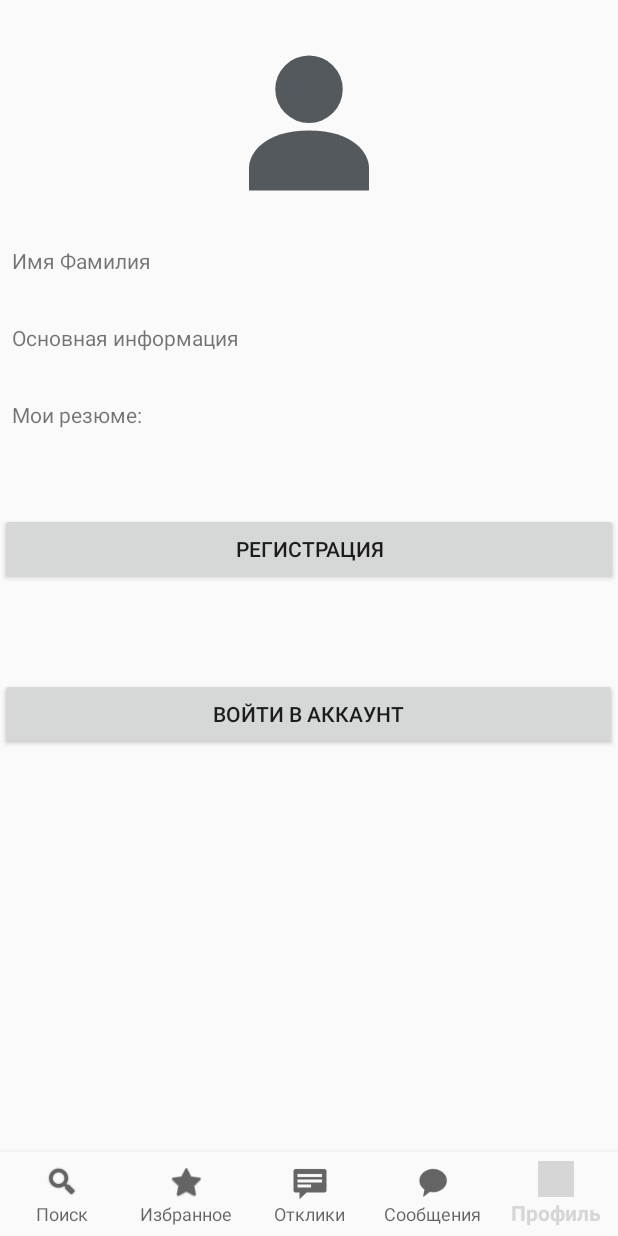
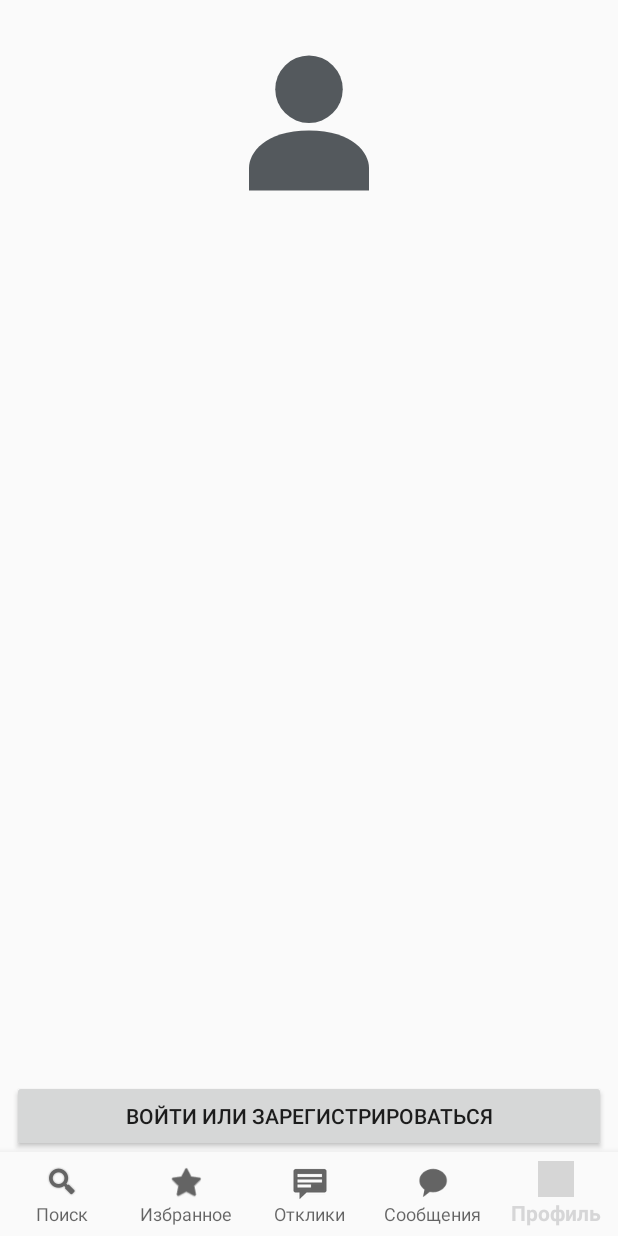
Before and after one commit to developerfromua/FindWorkApp, an Android app: the screen it shows after launch (WorkActivity), item 5 of the bottom bar chosen, on a phone screen of 412 x 824 dp. Run offline under Robolectric (Android 15) with nearby library versions, the phone set to English and light mode, and no system bars; our stand-ins replace Firebase (no records; nobody signed in at launch, a user with empty details on screens opened directly), navigation-ui; grey boxes are pictures that could not be loaded.

```diff
--- /dev/null
+++ b/app/src/main/java/com/rsoftware/findworkapp/ProfileAdapter.java
@@ -0,0 +1,86 @@
+package com.rsoftware.findworkapp;
+
+import android.util.Log;
+import android.view.LayoutInflater;
+import android.view.View;
+import android.view.ViewGroup;
+import android.widget.TextView;
+
+import androidx.annotation.NonNull;
+import androidx.recyclerview.widget.RecyclerView;
+
+import com.google.android.gms.tasks.OnCompleteListener;
+import com.google.android.gms.tasks.Task;
+import com.google.firebase.auth.FirebaseAuth;
+import com.google.firebase.firestore.DocumentReference;
+import com.google.firebase.firestore.DocumentSnapshot;
+import com.google.firebase.firestore.FirebaseFirestore;
+
+public class ProfileAdapter extends RecyclerView.Adapter<ProfileAdapter.ProfileViewHolder>{
+
+    private FirebaseFirestore db;
+    private FirebaseAuth mAuth;
+    private String name;
+    private String surname;
+
+    @NonNull
+    @Override
+    public ProfileViewHolder onCreateViewHolder(@NonNull ViewGroup parent, int viewType) {
+        View view = LayoutInflater.from(parent.getContext()).inflate(R.layout.layout_item_profile_main_info,parent,false);
+        getDbData();
+        return new ProfileViewHolder(view);
+    }
+
+    @Override
+    public void onBindViewHolder(@NonNull ProfileViewHolder holder, int position) {
+        holder.textViewWelcome.setText("Привет, " + name + " " + surname);
+    }
+
+    @Override
+    public int getItemCount() {
+        return 0;
+    }
+
+    public void setName(String name) {
+        this.name = name;
+    }
+
+    public void setSurname(String surname) {
+        this.surname = surname;
+    }
+
+    class ProfileViewHolder extends RecyclerView.ViewHolder{
+
+        private TextView textViewWelcome;
+        private TextView textViewMainInfo;
+
+        public ProfileViewHolder(@NonNull View itemView) {
+            super(itemView);
+            textViewMainInfo = itemView.findViewById(R.id.textViewMainInfo);
+            textViewWelcome = itemView.findViewById(R.id.textViewWelcomeLabel);
+        }
+    }
+    public void getDbData(){
+        mAuth = FirebaseAuth.getInstance();
+        db = FirebaseFirestore.getInstance();
+        if (mAuth.getCurrentUser()!=null) {
+        DocumentReference docRef = db.collection("users").document(mAuth.getUid());
+        docRef.get().addOnCompleteListener(new OnCompleteListener<DocumentSnapshot>() {
+            @Override
+            public void onComplete(@NonNull Task<DocumentSnapshot> task) {
+                if (task.isSuccessful()) {
+                    DocumentSnapshot document = task.getResult();
+                    if (document.exists()) {
+                        Log.d("TAG", "DocumentSnapshot data: " + document.getData());
+                       setName(document.get("name").toString());
+                       setSurname(surname = document.get("surname").toString());
+                    } else {
+                        Log.d("TAG", "No such document");
+                    }
+                } else {
+                    Log.d("TAG", "get failed with ", task.getException());
+                }
+            }
+        });
+    }}
+}
--- a/app/src/main/java/com/rsoftware/findworkapp/RegisterActivity.java
+++ b/app/src/main/java/com/rsoftware/findworkapp/RegisterActivity.java
@@ -89,19 +89,22 @@ public class RegisterActivity extends AppCompatActivity {
                                         @Override
                                         public void onSuccess(Void aVoid) {
                                             Log.d("TAG", "DocumentSnapshot successfully written!");
+                                            Intent intent = new Intent(RegisterActivity.this, WorkActivity.class);
+                                            startActivity(intent);
                                         }
                                     })
                                     .addOnFailureListener(new OnFailureListener() {
                                         @Override
                                         public void onFailure(@NonNull Exception e) {
                                             Log.w("TAG", "Error writing document", e);
+                                            Toast.makeText(RegisterActivity.this, "Что-то пошло не так", Toast.LENGTH_SHORT).show();
                                         }
                                     });
                         } else {
                             // If sign in fails, display a message to the user.
                             Log.w("TAG", "createUserWithEmail:failure", task.getException());
                             if (task.getException() instanceof FirebaseAuthUserCollisionException){
-                                Toast.makeText(RegisterActivity.this, "User with this email already exists", Toast.LENGTH_SHORT).show();
+                                Toast.makeText(RegisterActivity.this, "Пользователь с таким email уже существует", Toast.LENGTH_SHORT).show();
                             }
 
 //                            Toast.makeText(RegisterActivity.this, "Authentication failed.",
--- a/app/src/main/java/com/rsoftware/findworkapp/WorkActivity.java
+++ b/app/src/main/java/com/rsoftware/findworkapp/WorkActivity.java
@@ -40,7 +40,7 @@ public class WorkActivity extends AppCompatActivity {
         if (back_pressed + TIME_DELAY > System.currentTimeMillis()) {
             this.finishAffinity();
         } else {
-            Toast.makeText(getBaseContext(), "Press once again to exit!",
+            Toast.makeText(getBaseContext(), "Нажмите дважды для выхода",
                     Toast.LENGTH_SHORT).show();
         }
         back_pressed = System.currentTimeMillis();
--- a/app/src/main/java/com/rsoftware/findworkapp/ui/profile/ProfileFragment.java
+++ b/app/src/main/java/com/rsoftware/findworkapp/ui/profile/ProfileFragment.java
@@ -8,6 +8,8 @@ import android.os.Bundle;
 import androidx.annotation.NonNull;
 import androidx.annotation.Nullable;
 import androidx.fragment.app.Fragment;
+import androidx.recyclerview.widget.LinearLayoutManager;
+import androidx.recyclerview.widget.RecyclerView;
 
 import android.view.LayoutInflater;
 import android.view.View;
@@ -19,6 +21,7 @@ import android.widget.Toast;
 import com.google.firebase.auth.FirebaseAuth;
 import com.google.firebase.auth.FirebaseUser;
 import com.rsoftware.findworkapp.MainActivity;
+import com.rsoftware.findworkapp.ProfileAdapter;
 import com.rsoftware.findworkapp.R;
 
 public class ProfileFragment extends Fragment {
@@ -27,6 +30,8 @@ public class ProfileFragment extends Fragment {
     private ImageView imageView;
     private Button button;
     private FirebaseAuth mAuth;
+    private RecyclerView recyclerViewProfile;
+    private ProfileAdapter adapter;
     public static ProfileFragment newInstance() {
         return new ProfileFragment();
     }
@@ -37,12 +42,17 @@ public class ProfileFragment extends Fragment {
         View view = inflater.inflate(R.layout.fragment_profile, container, false);
         imageView = (ImageView) view.findViewById(R.id.imageViewProfileImage);
         imageView.setImageResource(R.drawable.ic_user_avatar);
-        button = (Button) view.findViewById(R.id.button2);
+        button = (Button) view.findViewById(R.id.buttonLogout);
+        recyclerViewProfile = (RecyclerView) view.findViewById(R.id.recyclerViewProfile);
         mAuth = FirebaseAuth.getInstance();
-
+        adapter = new ProfileAdapter();
+        recyclerViewProfile.setLayoutManager(new LinearLayoutManager(view.getContext()));
+        recyclerViewProfile.setAdapter(adapter);
+        adapter.getDbData();
+        adapter.notifyDataSetChanged();
         FirebaseUser firebaseUser = mAuth.getCurrentUser();
         if (firebaseUser == null) {
-            button.setText("Войти в аккаунт");
+            button.setText("Войти или зарегистрироваться");
             button.setOnClickListener(new View.OnClickListener() {
                 @Override
                 public void onClick(View view) {
@@ -58,11 +68,10 @@ public class ProfileFragment extends Fragment {
                     mAuth.signOut();
                     FirebaseUser firebaseUserLogged = mAuth.getCurrentUser();
                     if (firebaseUserLogged == null) {
-                        Toast.makeText(view.getContext(), "Logged out", Toast.LENGTH_SHORT).show();
                         Intent intent = new Intent(view.getContext(), MainActivity.class);
                         startActivity(intent);
                     } else {
-                        Toast.makeText(view.getContext(), "Something went wrong...", Toast.LENGTH_SHORT).show();
+                        Toast.makeText(view.getContext(), "Что-то пошло не так", Toast.LENGTH_SHORT).show();
                     }
                 }
             });
--- a/app/src/main/res/layout/activity_main.xml
+++ b/app/src/main/res/layout/activity_main.xml
@@ -2,6 +2,7 @@
 <androidx.constraintlayout.widget.ConstraintLayout xmlns:android="http://schemas.android.com/apk/res/android"
     xmlns:app="http://schemas.android.com/apk/res-auto"
     xmlns:tools="http://schemas.android.com/tools"
+    android:id="@+id/constraintMain"
     android:layout_width="match_parent"
     android:layout_height="match_parent"
     tools:context=".MainActivity">
--- a/app/src/main/res/layout/fragment_profile.xml
+++ b/app/src/main/res/layout/fragment_profile.xml
@@ -5,44 +5,6 @@
     android:layout_width="match_parent"
     android:layout_height="match_parent"
     tools:context=".ui.profile.ProfileFragment">
-
-    <TextView
-        android:id="@+id/textView"
-        android:layout_width="0dp"
-        android:layout_height="wrap_content"
-        android:layout_marginStart="8dp"
-        android:layout_marginTop="32dp"
-        android:layout_marginEnd="8dp"
-        android:text="Имя Фамилия"
-        app:layout_constraintEnd_toEndOf="parent"
-        app:layout_constraintStart_toStartOf="parent"
-        app:layout_constraintTop_toBottomOf="@+id/imageViewProfileImage" />
-
-    <TextView
-        android:id="@+id/textView2"
-        android:layout_width="0dp"
-        android:layout_height="wrap_content"
-        android:layout_marginStart="8dp"
-        android:layout_marginTop="32dp"
-        android:layout_marginEnd="8dp"
-        android:text="Основная информация"
-        app:layout_constraintEnd_toEndOf="parent"
-        app:layout_constraintHorizontal_bias="0.0"
-        app:layout_constraintStart_toStartOf="parent"
-        app:layout_constraintTop_toBottomOf="@+id/textView" />
-
-    <TextView
-        android:id="@+id/textView5"
-        android:layout_width="0dp"
-        android:layout_height="wrap_content"
-        android:layout_marginStart="8dp"
-        android:layout_marginTop="32dp"
-        android:layout_marginEnd="8dp"
-        android:text="Мои резюме:"
-        app:layout_constraintEnd_toEndOf="parent"
-        app:layout_constraintHorizontal_bias="0.0"
-        app:layout_constraintStart_toStartOf="parent"
-        app:layout_constraintTop_toBottomOf="@+id/textView2" />
 
     <ImageView
         android:id="@+id/imageViewProfileImage"
@@ -56,36 +18,30 @@
         tools:src="@tools:sample/avatars" />
 
     <Button
-        android:id="@+id/button2"
-        android:layout_width="411dp"
-        android:layout_height="wrap_content"
-        android:layout_marginTop="24dp"
-        android:text="Выход из аккаунта"
-        app:layout_constraintBottom_toBottomOf="parent"
-        app:layout_constraintTop_toBottomOf="@+id/button3"
-        app:layout_constraintVertical_bias="0.105"
-        tools:layout_editor_absoluteX="0dp" />
-
-    <Button
-        android:id="@+id/button3"
-        android:layout_width="0dp"
-        android:layout_height="wrap_content"
-        android:layout_marginTop="24dp"
-        android:text="Регистрация"
-        app:layout_constraintEnd_toEndOf="parent"
-        app:layout_constraintHorizontal_bias="0.498"
-        app:layout_constraintStart_toStartOf="parent"
-        app:layout_constraintTop_toBottomOf="@+id/recyclerView" />
-
-    <androidx.recyclerview.widget.RecyclerView
-        android:id="@+id/recyclerView"
+        android:id="@+id/buttonLogout"
+        style="@style/FirebaseUI.Button"
         android:layout_width="0dp"
         android:layout_height="wrap_content"
         android:layout_marginStart="8dp"
-        android:layout_marginTop="32dp"
+        android:layout_marginTop="16dp"
         android:layout_marginEnd="8dp"
+        android:layout_marginBottom="56dp"
+        android:text="Выход из аккаунта"
+        app:layout_constraintBottom_toBottomOf="parent"
         app:layout_constraintEnd_toEndOf="parent"
         app:layout_constraintStart_toStartOf="parent"
-        app:layout_constraintTop_toBottomOf="@+id/textView5" />
+        app:layout_constraintTop_toBottomOf="@+id/recyclerViewProfile" />
+
+    <androidx.recyclerview.widget.RecyclerView
+        android:id="@+id/recyclerViewProfile"
+        android:layout_width="0dp"
+        android:layout_height="0dp"
+        android:layout_marginStart="8dp"
+        android:layout_marginTop="16dp"
+        android:layout_marginEnd="8dp"
+        app:layout_constraintBottom_toTopOf="@+id/buttonLogout"
+        app:layout_constraintEnd_toEndOf="parent"
+        app:layout_constraintStart_toStartOf="parent"
+        app:layout_constraintTop_toBottomOf="@+id/imageViewProfileImage" />
 
 </androidx.constraintlayout.widget.ConstraintLayout>
```
Also changed, not shown: app/src/main/java/com/rsoftware/findworkapp/DialogFragment.java (added, +46 -0 lines), app/src/main/java/com/rsoftware/findworkapp/MainActivity.java (+43 -19 lines), app/src/main/res/layout/layout_item_profile_main_info.xml (added, +43 -0 lines), app/src/main/res/layout/layout_popup_register.xml (added, +15 -0 lines).
